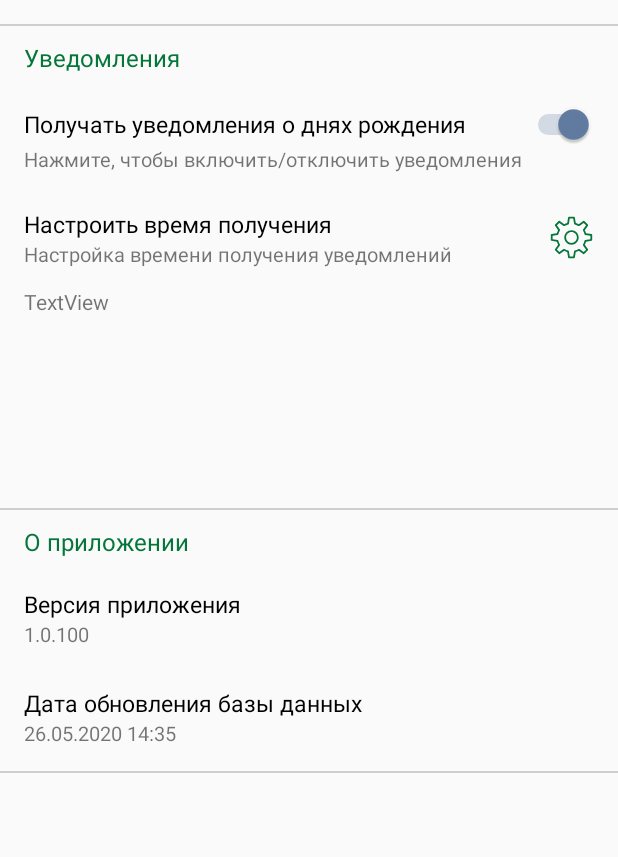
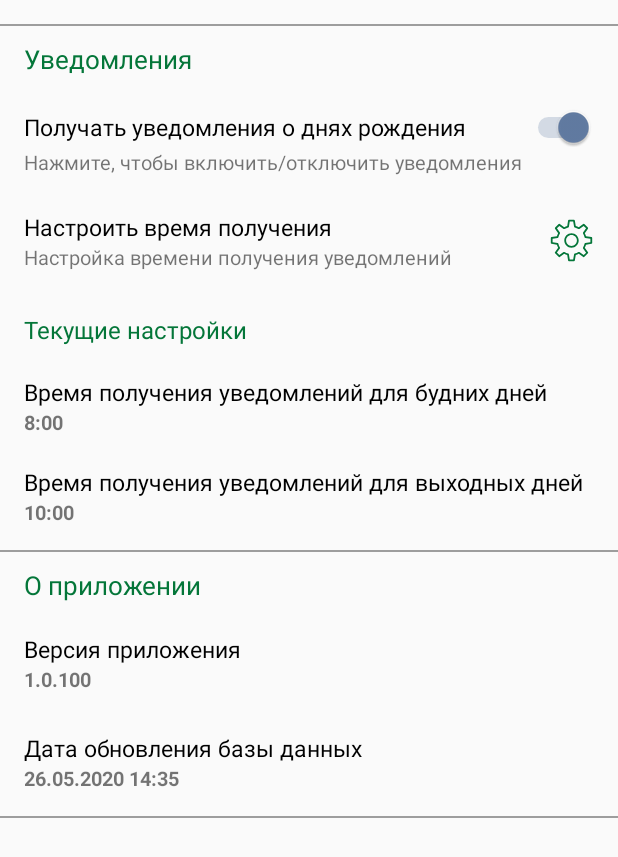
Before and after one commit to humansuity/contactbook2, an Android app: the layout fragment_about_app.xml on its own in the app's theme, with its tools: preview values and no code run, on a phone screen of 412 x 824 dp. Shown: the top 857 px of the screen. Run offline under Robolectric (Android 15) with nearby library versions, the phone set to English and light mode, and no system bars; Roboto replaces fonts that are not available here.

Commit message:
Finished setting up birthfday notification

```diff
--- a/app/src/main/java/net/gas/gascontact/ui/activities/MainListActivity.kt
+++ b/app/src/main/java/net/gas/gascontact/ui/activities/MainListActivity.kt
@@ -29,7 +29,6 @@ import com.google.android.material.snackbar.Snackbar
 import kotlinx.android.synthetic.main.activity_main.*
 import net.gas.gascontact.R
 import net.gas.gascontact.business.viewmodel.BranchListViewModel
-import net.gas.gascontact.ui.AlarmHelper
 import net.gas.gascontact.ui.NotificationHelper
 import net.gas.gascontact.ui.fragments.*
 import net.gas.gascontact.utils.Var
@@ -120,12 +119,12 @@ class MainListActivity : AppCompatActivity() {
         NotificationHelper(applicationContext, emptyList(), emptyList(), emptyList())
             .apply {
                 createNotificationChannel(
-                    Var.FOREGROUND_NOTIFICATION_SERVICE_ID,
+                    Var.FOREGROUND_NOTIFICATION_SERVICE_CHANNEL,
                     Var.FOREGROUND_NOTIFICATION_NAME,
                     "Управление уведомлениями о днях рождения"
                 )
                 createNotificationChannel(
-                    Var.BIRTHDAY_NOTIFICATION_ID,
+                    Var.BIRTHDAY_NOTIFICATION_SERVICE_CHANNEL,
                     Var.BIRTHDAY_NOTIFICATION_NAME,
                     ""
                 )
--- a/app/src/main/java/net/gas/gascontact/utils/Var.kt
+++ b/app/src/main/java/net/gas/gascontact/utils/Var.kt
@@ -21,9 +21,9 @@ object Var {
     const val STORAGE_PERMISSION_CODE = 1000
     const val NOTIFICATION_INTENT_ID = 5
 
-    const val FOREGROUND_NOTIFICATION_SERVICE_ID = "foreground_notification_service"
+    const val FOREGROUND_NOTIFICATION_SERVICE_CHANNEL = "foreground_notification_channel"
     const val FOREGROUND_NOTIFICATION_NAME = "Служба управления уведомлениями"
-    const val BIRTHDAY_NOTIFICATION_ID = "birthday_notification"
+    const val BIRTHDAY_NOTIFICATION_SERVICE_CHANNEL = "birthday_notification-channel"
     const val BIRTHDAY_NOTIFICATION_NAME = "Дни рождения"
 
     const val APP_PREFERENCES = "app-settings"
@@ -31,7 +31,7 @@ object Var {
     const val APP_DATABASE_UPDATE_TIME = "db-update-time"
 
     const val APP_NOTIFICATION_ALARM_STATE = "notification-alarm-state"
-    const val APP_NOTIFICATION_ALARM_INIT_STATE = "notification-alarm--init-state"
+    const val APP_NOTIFICATION_ALARM_INIT_STATE = "notification-alarm-init-state"
 
     const val WEEKDAY_NOTIFICATION_SCHEDULE_TIME = "notification-schedule-time-weekday"
     const val HOLIDAY_NOTIFICATION_SCHEDULE_TIME = "notification-schedule-time-holiday"
--- a/app/src/main/res/layout/dialog_setup_alarm.xml
+++ b/app/src/main/res/layout/dialog_setup_alarm.xml
@@ -26,7 +26,7 @@
                 android:layout_marginEnd="16dp"
                 android:layout_marginBottom="16dp"
                 android:background="@drawable/add_dialog_round_borders"
-                android:backgroundTint="#FFFFFF"
+                android:backgroundTint="#F3F9FF"
                 android:elevation="8dp"
                 android:fontFamily="@font/audiowide"
                 android:text="настроить для выходных"
@@ -43,7 +43,7 @@
                 android:layout_marginEnd="16dp"
                 android:layout_marginBottom="8dp"
                 android:background="@drawable/add_dialog_round_borders"
-                android:backgroundTint="#FFFFFF"
+                android:backgroundTint="#F3F9FF"
                 android:elevation="8dp"
                 android:fontFamily="@font/audiowide"
                 android:text="Настроить для будних"
--- a/app/src/main/res/layout/fragment_about_app.xml
+++ b/app/src/main/res/layout/fragment_about_app.xml
@@ -27,11 +27,11 @@
                 android:layout_width="0dp"
                 android:layout_height="1dp"
                 android:layout_marginBottom="16dp"
-                android:background="#CECECE"
+                android:background="#9D9D9D"
                 app:layout_constraintBottom_toBottomOf="parent"
                 app:layout_constraintEnd_toEndOf="parent"
-                app:layout_constraintHorizontal_bias="0.0"
-                app:layout_constraintStart_toStartOf="parent" />
+                app:layout_constraintStart_toStartOf="parent"
+                app:layout_constraintWidth_max="500dp" />
 
             <TextView
                 android:id="@+id/textView22"
@@ -42,7 +42,7 @@
                 android:maxWidth="500dp"
                 android:text="О приложении"
                 android:textColor="#047639"
-                android:textSize="16sp"
+                android:textSize="17sp"
                 app:layout_constraintBottom_toTopOf="@+id/textView23"
                 app:layout_constraintEnd_toEndOf="@+id/textView"
                 app:layout_constraintStart_toStartOf="@+id/textView" />
@@ -52,21 +52,22 @@
                 android:layout_width="0dp"
                 android:layout_height="1dp"
                 android:layout_marginBottom="10dp"
-                android:background="#CECECE"
+                android:background="#9D9D9D"
                 app:layout_constraintBottom_toTopOf="@+id/textView22"
                 app:layout_constraintEnd_toEndOf="parent"
-                app:layout_constraintHorizontal_bias="0.0"
-                app:layout_constraintStart_toStartOf="parent" />
+                app:layout_constraintStart_toStartOf="parent"
+                app:layout_constraintWidth_max="500dp" />
 
             <View
                 android:id="@+id/divider9"
                 android:layout_width="0dp"
                 android:layout_height="1dp"
                 android:layout_marginTop="16dp"
-                android:background="#CECECE"
+                android:background="#9D9D9D"
                 app:layout_constraintEnd_toEndOf="parent"
                 app:layout_constraintStart_toStartOf="parent"
-                app:layout_constraintTop_toTopOf="parent" />
+                app:layout_constraintTop_toTopOf="parent"
+                app:layout_constraintWidth_max="500dp" />
 
             <Switch
                 android:id="@+id/notificationSwitch"
@@ -95,7 +96,7 @@
                 android:fontFamily="sans-serif"
                 android:text="Уведомления"
                 android:textColor="#047639"
-                android:textSize="16sp"
+                android:textSize="17sp"
                 app:layout_constraintEnd_toEndOf="parent"
                 app:layout_constraintStart_toStartOf="parent"
                 app:layout_constraintTop_toBottomOf="@+id/divider9"
@@ -137,10 +138,10 @@
                 android:id="@+id/textView21"
                 android:layout_width="0dp"
                 android:layout_height="wrap_content"
-                android:layout_marginBottom="160dp"
+                android:layout_marginBottom="28dp"
                 android:text="Настройка времени получения уведомлений"
                 android:textSize="13sp"
-                app:layout_constraintBottom_toTopOf="@+id/view"
+                app:layout_constraintBottom_toTopOf="@+id/textView9"
                 app:layout_constraintEnd_toEndOf="@+id/textView19"
                 app:layout_constraintEnd_toStartOf="@+id/imageView6"
                 app:layout_constraintStart_toStartOf="@+id/textView19" />
@@ -175,6 +176,7 @@
                 android:layout_marginBottom="26dp"
                 android:text="1.0.100"
                 android:textSize="13sp"
+                android:textStyle="bold"
                 app:layout_constraintBottom_toTopOf="@+id/textView26"
                 app:layout_constraintEnd_toEndOf="@+id/textView23"
                 app:layout_constraintStart_toStartOf="@+id/textView23" />
@@ -197,6 +199,7 @@
                 android:layout_marginBottom="16dp"
                 android:text="26.05.2020 14:35"
                 android:textSize="13sp"
+                android:textStyle="bold"
                 app:layout_constraintBottom_toTopOf="@+id/view3"
                 app:layout_constraintEnd_toEndOf="@+id/textView26"
                 app:layout_constraintStart_toStartOf="@+id/textView26" />
@@ -205,12 +208,59 @@
                 android:id="@+id/textView9"
                 android:layout_width="0dp"
                 android:layout_height="wrap_content"
-                android:layout_marginBottom="128dp"
-                android:text="TextView"
+                android:layout_marginBottom="20dp"
+                android:text="Текущие настройки"
+                android:textColor="#047639"
+                android:textSize="16sp"
+                app:layout_constraintBottom_toTopOf="@+id/textView12"
+                app:layout_constraintEnd_toEndOf="@+id/textView"
+                app:layout_constraintStart_toStartOf="@+id/textView" />
+
+            <TextView
+                android:id="@+id/textView12"
+                android:layout_width="0dp"
+                android:layout_height="wrap_content"
+                android:text="Время получения уведомлений для будних дней"
+                android:textColor="#000000"
+                android:textSize="15sp"
+                app:layout_constraintBottom_toTopOf="@+id/weekdayTimeText"
+                app:layout_constraintEnd_toEndOf="@+id/textView9"
+                app:layout_constraintStart_toStartOf="@+id/textView9" />
+
+            <TextView
+                android:id="@+id/weekdayTimeText"
+                android:layout_width="0dp"
+                android:layout_height="wrap_content"
+                android:layout_marginBottom="20dp"
+                android:text="8:00"
+                android:textSize="13sp"
+                android:textStyle="bold"
+                app:layout_constraintBottom_toTopOf="@+id/textView17"
+                app:layout_constraintEnd_toEndOf="@+id/textView12"
+                app:layout_constraintStart_toStartOf="@+id/textView12" />
+
+            <TextView
+                android:id="@+id/textView17"
+                android:layout_width="0dp"
+                android:layout_height="wrap_content"
+                android:text="Время получения уведомлений для выходных дней"
+                android:textColor="#000000"
+                android:textSize="15sp"
+                app:layout_constraintBottom_toTopOf="@+id/holidayTimeText"
+                app:layout_constraintEnd_toEndOf="@+id/weekdayTimeText"
+                app:layout_constraintStart_toStartOf="@+id/weekdayTimeText" />
+
+            <TextView
+                android:id="@+id/holidayTimeText"
+                android:layout_width="0dp"
+                android:layout_height="wrap_content"
+                android:layout_marginBottom="16dp"
+                android:text="10:00"
+                android:textSize="13sp"
+                android:textStyle="bold"
                 app:layout_constraintBottom_toTopOf="@+id/view"
-                app:layout_constraintEnd_toEndOf="@+id/imageView6"
-                app:layout_constraintHorizontal_bias="0.0"
-                app:layout_constraintStart_toStartOf="@+id/alarmSettingWidget" />
+                app:layout_constraintEnd_toEndOf="@+id/textView17"
+                app:layout_constraintStart_toStartOf="@+id/textView17" />
 
         </androidx.constraintlayout.widget.ConstraintLayout>
 
```
Also changed, not shown: app/src/main/AndroidManifest.xml (+10 -0 lines), app/src/main/java/net/gas/gascontact/business/BirthdayNotificationService.kt (+5 -7 lines), app/src/main/java/net/gas/gascontact/business/NLService.kt (added, +64 -0 lines), app/src/main/java/net/gas/gascontact/ui/AlarmHelper.kt (+31 -31 lines), app/src/main/java/net/gas/gascontact/ui/NotificationHelper.kt (+6 -6 lines), app/src/main/java/net/gas/gascontact/ui/fragments/AboutAppFragment.kt (+34 -9 lines).
